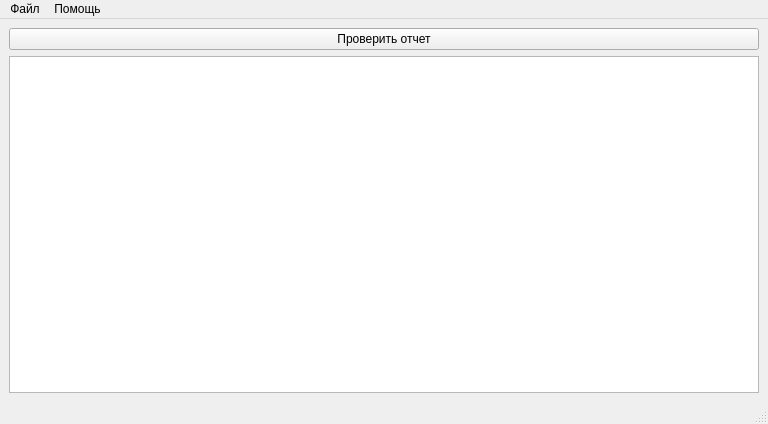
Above: project/MainForm.ui from ShilkinYuV/dohody-ls-chooser before the change. Below: the same form after it.
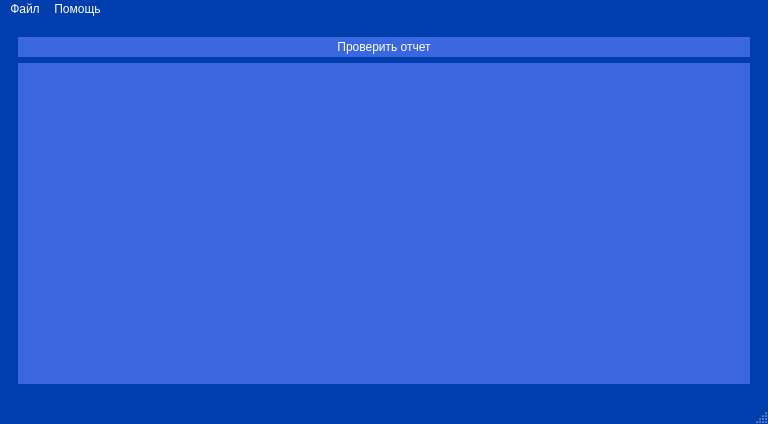
That is the form after the change. Icons and pictures are not drawn.

```diff
--- a/project/MainForm.ui
+++ b/project/MainForm.ui
@@ -13,25 +13,73 @@
   <property name="windowTitle">
    <string>MainWindow</string>
   </property>
+  <property name="windowIcon">
+   <iconset resource="resourses.qrc">
+    <normaloff>:/newPrefix/roskazna.png</normaloff>:/newPrefix/roskazna.png</iconset>
+  </property>
+  <property name="styleSheet">
+   <string notr="true">QMainWindow, QMenuBar, QMenu, QAction, QStatusBar{
+background-color: #003dad;
+color: white;
+}
+
+QMenu::selected{
+background-color: #63b9ff;
+color: white;
+}
+QMenuBar::item:selected{
+background-color: #63b9ff;
+color: white;
+}
+
+</string>
+  </property>
   <widget class="QWidget" name="centralwidget">
+   <property name="styleSheet">
+    <string notr="true">QWidget
+{
+background-color: white
+};</string>
+   </property>
    <layout class="QHBoxLayout" name="horizontalLayout_2">
     <item>
+     <widget class="QWidget" name="widget_2" native="true">
      <layout class="QVBoxLayout" name="verticalLayout">
       <item>
-       <layout class="QHBoxLayout" name="horizontalLayout">
-        <item>
          <widget class="QPushButton" name="pbtn_add_report">
+         <property name="cursor">
+          <cursorShape>PointingHandCursor</cursorShape>
+         </property>
+         <property name="styleSheet">
+          <string notr="true">.QPushButton{
+background-color: #3a66e0;
+color: white;
+border: 0;
+height: 20px;
+}
+
+.QPushButton::hover{
+	background-color: #63b9ff;
+}</string>
+         </property>
           <property name="text">
            <string>Проверить отчет</string>
           </property>
          </widget>
         </item>
-       </layout>
-      </item>
       <item>
-       <widget class="QTableWidget" name="tableWidget"/>
-      </item>
-     </layout>
+        <widget class="QTableWidget" name="tableWidget">
+         <property name="styleSheet">
+          <string notr="true">.QTableWidget{
+background-color: #3a66e0;
+color: white;
+border: 0;
+}</string>
+         </property>
+        </widget>
+       </item>
+      </layout>
+     </widget>
     </item>
    </layout>
   </widget>
```
Left out of the diff: 4 changed lines with no effect on the pictures. Lines whose indentation alone changed are shown as unchanged.
